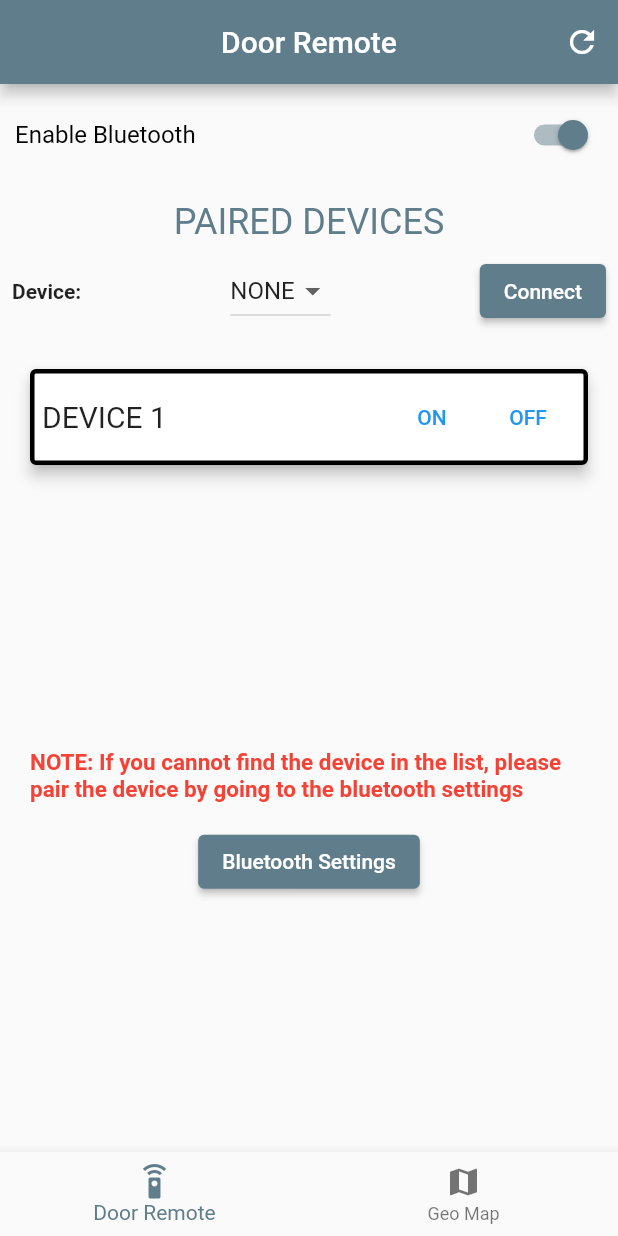
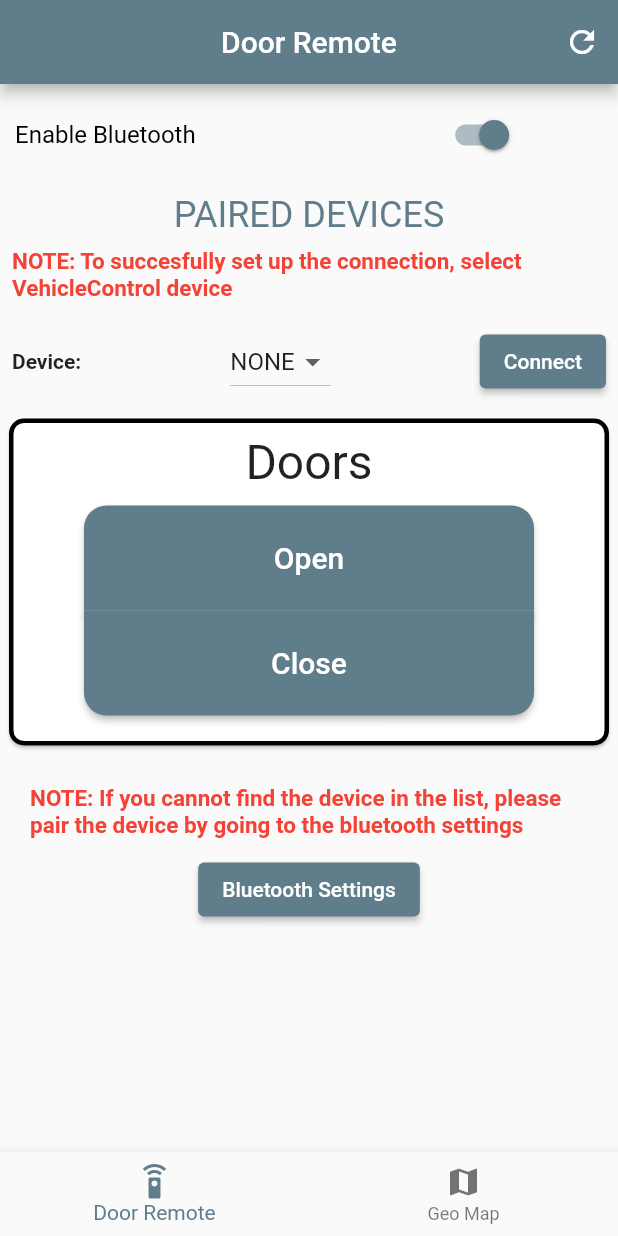
Before and after one commit to Rautabout/CarControl, a Flutter app: the screen it shows after launch, on a phone screen of 412 x 824 dp. Run offline on Flutter 3.47's test engine with Material 2 defaults, Android fonts, the phone set to English and light mode, and no system bars; our stand-ins replace cloud_firestore, firebase_core, firebase_database, flutter_bluetooth_serial, google_maps_flutter; accounts and stored records are empty.

Commit message:
adjusted the look of app and functionality for small devices

```diff
--- a/lib/model/markers.dart
+++ /dev/null
@@ -1,12 +0,0 @@
-class GeoMarker {
-  String coordinates;
-  double latitude;
-  double longitude;
-
-  GeoMarker({this.coordinates, this.latitude, this.longitude});
-
-  GeoMarker.fromJson(this.coordinates, Map data) {
-    latitude = data['latitude'];
-    longitude = data['longitude'];
-  }
-}
--- a/lib/routes/door_remote.dart
+++ b/lib/routes/door_remote.dart
@@ -1,10 +1,8 @@
 import 'dart:async';
 import 'dart:convert';
-
 import 'package:flutter/material.dart';
 import 'package:flutter/services.dart';
 import 'package:flutter_bluetooth_serial/flutter_bluetooth_serial.dart';
-
 
 class DoorRemote extends StatefulWidget {
   @override
@@ -46,14 +44,10 @@ class _DoorRemoteState extends State<DoorRemote> {
       });
     });
 
-    _deviceState = 0; // neutral
+    _deviceState = 0;
 
-    // If the bluetooth of the device is not enabled,
-    // then request permission to turn on bluetooth
-    // as the app starts up
     enableBluetooth();
 
-    // Listen for further state changes
     FlutterBluetoothSerial.instance
         .onStateChanged()
         .listen((BluetoothState state) {
@@ -69,7 +63,6 @@ class _DoorRemoteState extends State<DoorRemote> {
 
   @override
   void dispose() {
-    // Avoid memory leak and disconnect
     if (isConnected) {
       isDisconnecting = true;
       connection.dispose();
@@ -132,7 +125,7 @@ class _DoorRemoteState extends State<DoorRemote> {
           backgroundColor: Colors.blueGrey,
           actions: <Widget>[
             IconButton(
-              icon: Icon(
+              icon: const Icon(
                 Icons.refresh,
                 color: Colors.white,
               ),
@@ -147,14 +140,14 @@ class _DoorRemoteState extends State<DoorRemote> {
             ),
           ],
         ),
-        body: Container(
+        body: SingleChildScrollView(
           child: Column(
             mainAxisSize: MainAxisSize.max,
             children: <Widget>[
               Visibility(
                 visible: _isButtonUnavailable &&
                     _bluetoothState == BluetoothState.STATE_ON,
-                child: LinearProgressIndicator(
+                child: const LinearProgressIndicator(
                   backgroundColor: Colors.yellow,
                   valueColor: AlwaysStoppedAnimation<Color>(Colors.red),
                 ),
@@ -164,7 +157,7 @@ class _DoorRemoteState extends State<DoorRemote> {
                 child: Row(
                   mainAxisAlignment: MainAxisAlignment.start,
                   children: <Widget>[
-                    const Expanded(
+                    const SizedBox(
                       child: Text(
                         'Enable Bluetooth',
                         style: TextStyle(
@@ -173,6 +166,7 @@ class _DoorRemoteState extends State<DoorRemote> {
                         ),
                       ),
                     ),
+                    const Padding(padding: EdgeInsets.fromLTRB(80, 0, 80, 0)),
                     Switch(
                       activeColor: Colors.blueGrey,
                       value: _bluetoothState.isEnabled,
@@ -207,12 +201,23 @@ class _DoorRemoteState extends State<DoorRemote> {
                   Column(
                     children: <Widget>[
                       const Padding(
-                        padding: EdgeInsets.only(top: 10),
+                        padding: EdgeInsets.only(top: 5),
                         child: Text(
                           "PAIRED DEVICES",
                           style:
                               TextStyle(fontSize: 24, color: Colors.blueGrey),
                           textAlign: TextAlign.center,
+                        ),
+                      ),
+                      const Padding(
+                        padding: EdgeInsets.all(8.0),
+                        child: Text(
+                          "NOTE: To succesfully set up the connection, select VehicleControl device",
+                          style: TextStyle(
+                            fontSize: 15,
+                            fontWeight: FontWeight.bold,
+                            color: Colors.red,
+                          ),
                         ),
                       ),
                       Padding(
@@ -247,68 +252,117 @@ class _DoorRemoteState extends State<DoorRemote> {
                         ),
                       ),
                       Padding(
-                        padding: const EdgeInsets.all(16.0),
+                        padding: const EdgeInsets.all(2),
                         child: Card(
                           shape: RoundedRectangleBorder(
-                            side: const BorderSide(
-                              width: 3,
+                              side: const BorderSide(width: 3),
+                              borderRadius: BorderRadius.circular(10)),
+                          child: Column(
+                            children: <Widget>[
+                              Container(
+                                width: 600,
+                                height: 10,
                               ),
-                            borderRadius: BorderRadius.circular(4.0),
+                              const Text('Doors',
+                                  style: TextStyle(
+                                    fontSize: 32,
+                                  )),
+                              Container(
+                                width: 600,
+                                height: 10,
                               ),
-                          elevation: _deviceState == 0 ? 4 : 0,
-                          child: Padding(
-                            padding: const EdgeInsets.all(8.0),
-                            child: Row(
-                              children: <Widget>[
-                                const Expanded(
-                                  child: Text(
-                                    "DEVICE 1",
-                                    style: TextStyle(
-                                      fontSize: 20,
-                                    ),
-                                  ),
-                                ),
-                                TextButton(
+                              ElevatedButton(
+                                style: ButtonStyle(
+                                    backgroundColor:
+                                        MaterialStateProperty.resolveWith<
+                                            Color>((Set<MaterialState> states) {
+                                      if (_connected == false) {
+                                        return Colors.blueGrey;
+                                      } else if (isOpen == false &&
+                                          _connected == true) {
+                                        return const Color.fromARGB(
+                                            255, 34, 226, 0);
+                                      } else {
+                                        return const Color.fromARGB(
+                                            255, 64, 125, 64);
+                                      }
+                                    }),
+                                    fixedSize: MaterialStateProperty.all(
+                                        const Size(300, 70)),
+                                    shape: MaterialStateProperty.all(
+                                        const RoundedRectangleBorder(
+                                      borderRadius: BorderRadius.only(
+                                          topLeft: Radius.circular(15),
+                                          topRight: Radius.circular(15),
+                                          bottomLeft: Radius.circular(0),
+                                          bottomRight: Radius.circular(0)),
+                                    ))),
                                 onPressed: () {
                                   if (isOpen == true && _connected == true) {
                                     show("Doors already open");
                                   } else if (isOpen == false &&
                                       _connected == true) {
                                     _sendOnMessageToBluetooth();
-                                      isOpen=true;
-
+                                    isOpen = true;
                                   } else {
-                                      null;
+                                    show("Device not connected");
                                   }
                                 },
-                                  // onPressed: _connected
-                                  //     ? _sendOnMessageToBluetooth
-                                  //     : null,
-                                  child: Text("ON"),
-
+                                child: const Text("Open",
+                                    style: TextStyle(
+                                      fontSize: 20,
+                                    )),
                               ),
-                                TextButton(
+                              ElevatedButton(
+                                style: ButtonStyle(
+                                    backgroundColor:
+                                        MaterialStateProperty.resolveWith<
+                                            Color>((Set<MaterialState> states) {
+                                      if (_connected == false) {
+                                        return Colors.blueGrey;
+                                      } else if (isOpen == true &&
+                                          _connected == true) {
+                                        return const Color.fromARGB(
+                                            255, 241, 0, 0);
+                                      } else {
+                                        return const Color.fromARGB(
+                                            255, 109, 0, 0);
+                                      }
+                                    }),
+                                    fixedSize: MaterialStateProperty.all(
+                                        const Size(300, 70)),
+                                    shape: MaterialStateProperty.all(
+                                        const RoundedRectangleBorder(
+                                      borderRadius: BorderRadius.only(
+                                          topLeft: Radius.circular(0),
+                                          topRight: Radius.circular(0),
+                                          bottomLeft: Radius.circular(15),
+                                          bottomRight: Radius.circular(15)),
+                                    ))),
                                 onPressed: () {
                                   if (isOpen == false && _connected == true) {
                                     show("Doors already closed");
                                   } else if (isOpen == true &&
                                       _connected == true) {
                                     _sendOffMessageToBluetooth();
-                                      isOpen=false;
+                                    isOpen = false;
                                   } else {
-                                      null;
+                                    show("Device not connected");
                                   }
                                 },
-                                  //_connected
-                                  // ? _sendOffMessageToBluetooth
-                                  //: null,
-                                  child: Text("OFF"),
+                                child: const Text("Close",
+                                    style: TextStyle(
+                                      fontSize: 20,
+                                    )),
                               ),
+                              Container(
+                                width: 600,
+                                height: 20,
+                              )
                             ],
                           ),
                         ),
-                        ),
-                      ),
+                      )
                     ],
                   ),
                   Container(
@@ -316,7 +370,7 @@ class _DoorRemoteState extends State<DoorRemote> {
                   ),
                 ],
               ),
-              Expanded(
+              SizedBox(
                 child: Padding(
                   padding: const EdgeInsets.all(20),
                   child: Center(
@@ -331,11 +385,11 @@ class _DoorRemoteState extends State<DoorRemote> {
                             color: Colors.red,
                           ),
                         ),
-                        const SizedBox(height: 15),
+                        const SizedBox(height: 10),
                         ElevatedButton(
                           style: ElevatedButton.styleFrom(
                               primary: Colors.blueGrey),
-                          child: Text("Bluetooth Settings"),
+                          child: const Text("Bluetooth Settings"),
                           onPressed: () {
                             FlutterBluetoothSerial.instance.openSettings();
                           },
@@ -377,11 +431,17 @@ class _DoorRemoteState extends State<DoorRemote> {
     });
     if (_device == null) {
       show('No device selected');
+      setState(() {
+        _isButtonUnavailable = false;
+      });
     } else {
       if (!isConnected) {
         await BluetoothConnection.toAddress(_device.address)
             .then((_connection) {
+          if (_device.address == "7C:9E:BD:39:C9:12") {
+            print(_device.address);
             print('Connected to the device');
+            show("Connected to the device");
             connection = _connection;
             setState(() {
               _connected = true;
@@ -389,50 +449,32 @@ class _DoorRemoteState extends State<DoorRemote> {
 
             connection.input.listen(null).onDone(() {
               if (isDisconnecting) {
+                show('Device disconnected locally');
                 print('Disconnecting locally!');
+                _connected = false;
               } else {
+                show('Device disconnected remotely');
                 print('Disconnected remotely!');
+                _connected = false;
               }
               if (this.mounted) {
                 setState(() {});
               }
             });
+          } else {
+            show("Wrong device selected!");
+          }
         }).catchError((error) {
+          show("Cannot connect to the device");
           print('Cannot connect, exception occurred');
           print(error);
         });
-        show('Device connected');
+        //show('Device connected');
 
         setState(() => _isButtonUnavailable = false);
       }
     }
   }
-
-  // void _onDataReceived(Uint8List data) {
-  //   // Allocate buffer for parsed data
-  //   int backspacesCounter = 0;
-  //   data.forEach((byte) {
-  //     if (byte == 8 || byte == 127) {
-  //       backspacesCounter++;
-  //     }
-  //   });
-  //   Uint8List buffer = Uint8List(data.length - backspacesCounter);
-  //   int bufferIndex = buffer.length;
-
-  //   // Apply backspace control character
-  //   backspacesCounter = 0;
-  //   for (int i = data.length - 1; i >= 0; i--) {
-  //     if (data[i] == 8 || data[i] == 127) {
-  //       backspacesCounter++;
-  //     } else {
-  //       if (backspacesCounter > 0) {
-  //         backspacesCounter--;
-  //       } else {
-  //         buffer[--bufferIndex] = data[i];
-  //       }
-  //     }
-  //   }
-  // }
 
   // Method to disconnect bluetooth
   void _disconnect() async {
@@ -479,7 +521,7 @@ class _DoorRemoteState extends State<DoorRemote> {
     String message, {
     Duration duration: const Duration(seconds: 3),
   }) async {
-    await new Future.delayed(Duration(milliseconds: 100));
+    await Future.delayed(const Duration(milliseconds: 100));
     //ScaffoldMessenger.
     ScaffoldMessenger.of(context).showSnackBar(
       SnackBar(
@@ -489,13 +531,5 @@ class _DoorRemoteState extends State<DoorRemote> {
         duration: duration,
       ),
     );
-    // _scaffoldKey.currentState.showSnackBar(
-    //   SnackBar(
-    //     content: Text(
-    //       message,
-    //     ),
-    //     duration: duration,
-    //   ),
-    // );
   }
 }
--- a/lib/routes/geo_location.dart
+++ b/lib/routes/geo_location.dart
@@ -2,7 +2,7 @@ import 'package:cloud_firestore/cloud_firestore.dart';
 import 'package:firebase_database/firebase_database.dart';
 import 'package:flutter/material.dart';
 import 'package:google_maps_flutter/google_maps_flutter.dart';
-import 'package:vehicle_control/model/markers.dart';
+
 
 class GeoLocation extends StatefulWidget {
   @override
```
Lines whose indentation alone changed are shown as unchanged.
